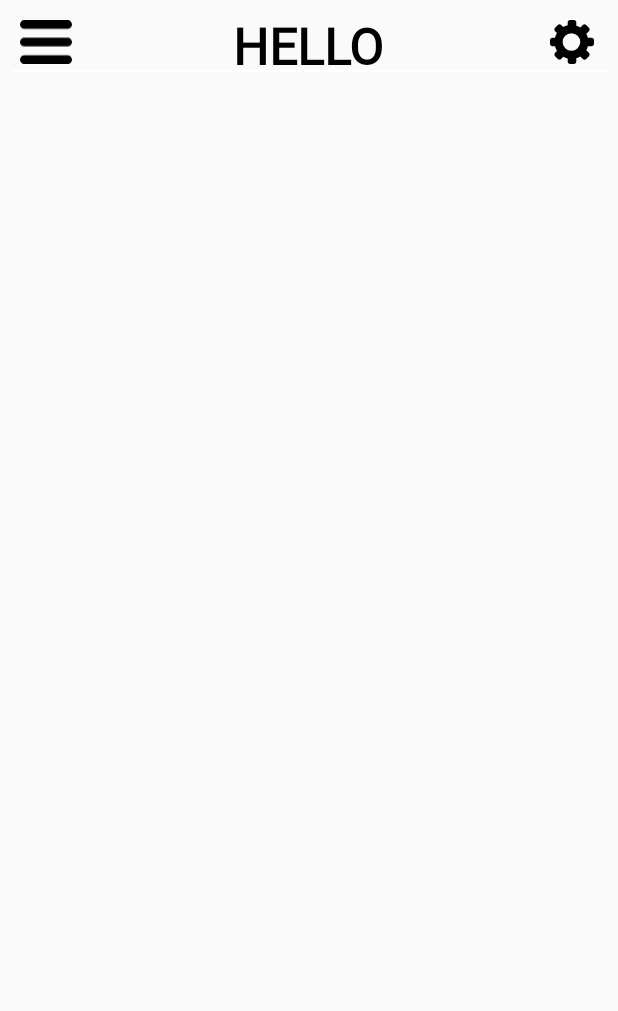
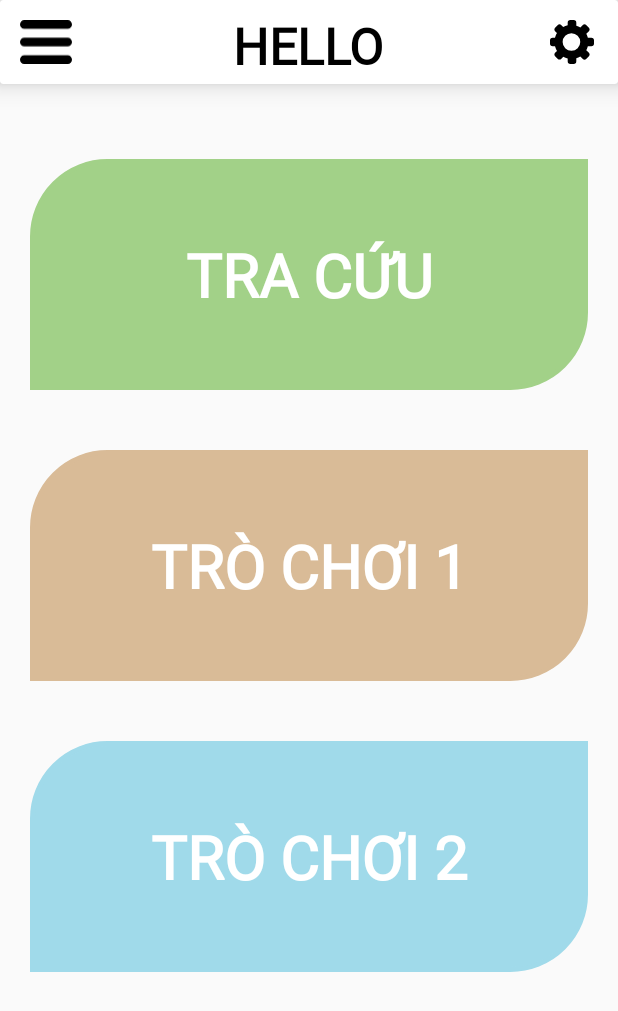
Before and after one commit to thquan105/androidstudio_iosteam, an Android app: the screen it shows after launch (HomeActivity), on a phone screen of 412 x 824 dp. Shown: the top 1011 px of the screen. Run offline under Robolectric (Android 15) with nearby library versions, the phone set to English and light mode, and no system bars.

Commit message:
Edit UI Home

```diff
--- a/app/src/main/AndroidManifest.xml
+++ b/app/src/main/AndroidManifest.xml
@@ -14,8 +14,17 @@
         android:theme="@style/Theme.AppCompat.DayNight.NoActionBar"
         tools:targetApi="31">
         <activity
+            android:name=".Game2Activity"
+            android:exported="false" />
+        <activity
+            android:name=".Game1Activity"
+            android:exported="false" />
+        <activity
+            android:name=".TranslationActivity"
+            android:exported="false" />
+        <activity
             android:name=".HomeActivity"
-            android:exported="true" >
+            android:exported="true">
             <intent-filter>
                 <action android:name="android.intent.action.MAIN" />
 
@@ -24,10 +33,7 @@
         </activity>
         <activity
             android:name=".MainActivity"
-            android:exported="false">
-
-
-        </activity>
+            android:exported="false" />
     </application>
 
 </manifest>
--- a/app/src/main/res/layout/activity_home.xml
+++ b/app/src/main/res/layout/activity_home.xml
@@ -25,11 +25,15 @@
         android:layout_width="match_parent"
         android:layout_height="wrap_content">
 
-        <RelativeLayout
+        <androidx.cardview.widget.CardView
             android:id="@+id/bar"
             android:layout_width="match_parent"
+            app:cardElevation="10dp"
+            android:layout_height="?attr/actionBarSize">
+            <RelativeLayout
+                android:layout_width="match_parent"
                 android:padding="8dp"
-            android:layout_height="?attr/actionBarSize">
+                android:layout_height="match_parent">
 
                 <ImageView
                     android:id="@+id/btn_menu"
@@ -37,7 +41,7 @@
                     android:layout_height="45dp"
                     android:layout_alignParentStart="true"
                     android:padding="5dp"
-                android:src="@drawable/ic_menu"/>
+                    android:src="@drawable/ic_menu" />
 
                 <TextView
                     android:layout_width="wrap_content"
@@ -62,8 +66,63 @@
                     android:layout_height="1dp"
                     android:background="@color/white"/>
             </RelativeLayout>
+        </androidx.cardview.widget.CardView>
 
+        <LinearLayout
+            android:layout_width="match_parent"
+            android:layout_height="match_parent"
+            android:layout_below="@+id/bar"
+            android:layout_marginTop="30dp"
+            android:orientation="vertical">
 
+            <TextView
+                android:layout_width="match_parent"
+                android:layout_height="wrap_content"
+                android:layout_margin="20dp"
+                android:adjustViewBounds="true"
+                android:background="@drawable/boder_button"
+                android:backgroundTint="#A2D188"
+                android:fontFamily="@font/roboto"
+                android:gravity="center"
+                android:padding="50dp"
+                android:scaleType="fitCenter"
+                android:text="TRA CỨU"
+                android:textColor="@color/white"
+                android:textSize="40sp"
+                android:textStyle="bold" />
+
+            <TextView
+                android:layout_width="match_parent"
+                android:layout_height="wrap_content"
+                android:layout_margin="20dp"
+                android:adjustViewBounds="true"
+                android:background="@drawable/boder_button"
+                android:backgroundTint="#D9BB97"
+                android:fontFamily="@font/roboto"
+                android:gravity="center"
+                android:padding="50dp"
+                android:scaleType="fitCenter"
+                android:text="TRÒ CHƠI 1"
+                android:textColor="@color/white"
+                android:textSize="40sp"
+                android:textStyle="bold" />
+
+            <TextView
+                android:layout_width="match_parent"
+                android:layout_height="wrap_content"
+                android:layout_margin="20dp"
+                android:adjustViewBounds="true"
+                android:background="@drawable/boder_button"
+                android:backgroundTint="#A0DAEA"
+                android:fontFamily="@font/roboto"
+                android:gravity="center"
+                android:padding="50dp"
+                android:scaleType="fitCenter"
+                android:text="TRÒ CHƠI 2"
+                android:textColor="@color/white"
+                android:textSize="40sp"
+                android:textStyle="bold" />
+        </LinearLayout>
     </RelativeLayout>
 
 </androidx.drawerlayout.widget.DrawerLayout>
```
Lines whose indentation alone changed are shown as unchanged.
